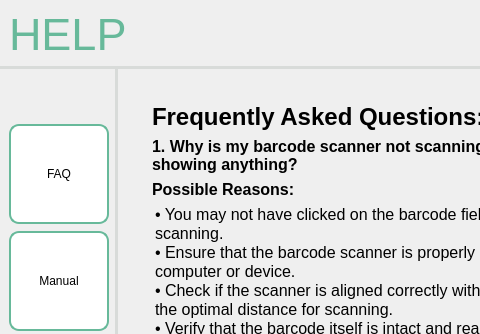
Old version of the form screens/ui/help/help_FAQ.ui in the repository sehae/POS-with-Inventory-System; both pictures show x 0 to 480 and y 0 to 334 of the 800 by 600 pixel window.
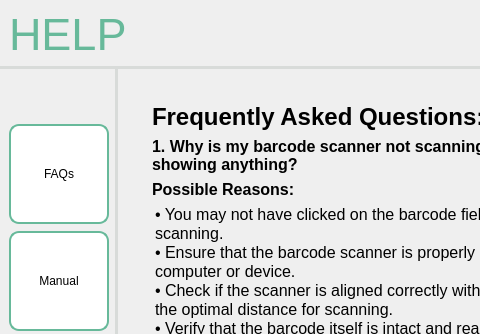
New version of the form.

Patch:
```diff
--- a/screens/ui/help/help_FAQ.ui
+++ b/screens/ui/help/help_FAQ.ui
@@ -123,7 +123,7 @@
 </string>
             </property>
             <property name="text">
-             <string>FAQ</string>
+             <string>FAQs</string>
             </property>
            </widget>
           </item>
```
